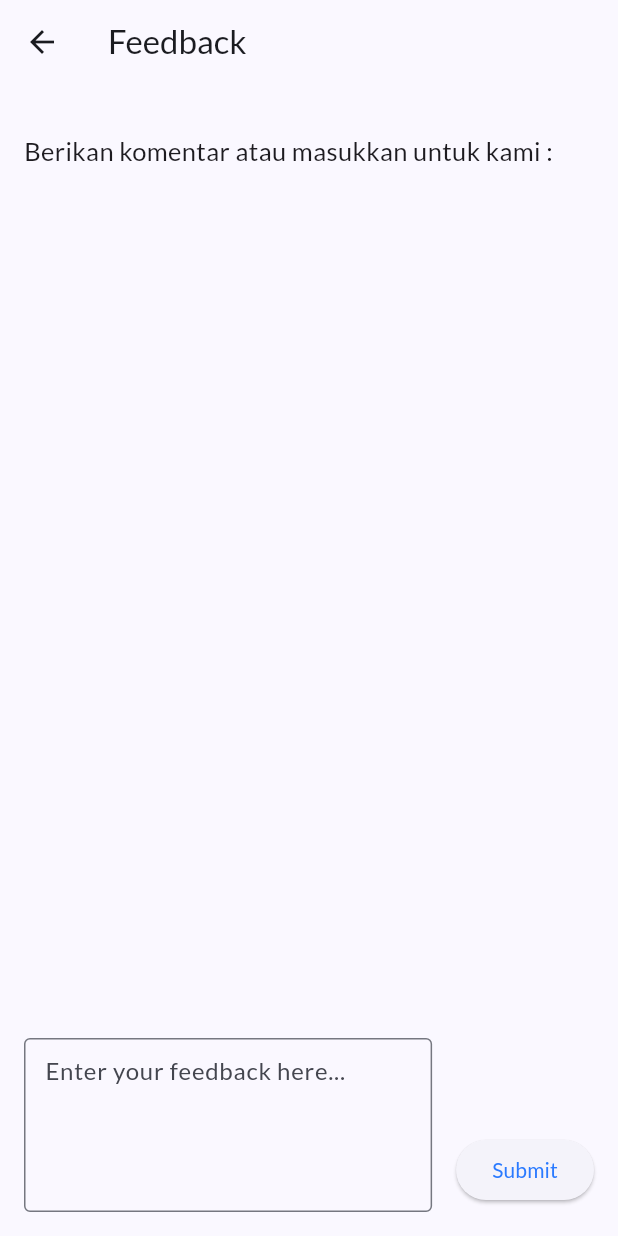
After one commit to GabrielAllba/UGD2_C_Kelompok6, a Flutter app: the FeedbackPage screen opened directly, after a tap on "Submit", on a phone screen of 412 x 824 dp. The commit adds this screen. Run offline on Flutter 3.47's test engine with Material 3 defaults, Android fonts, the phone set to English and light mode, and no system bars; our stand-ins replace barcode_widget, flutter_riverpod, flutter_slidable, fluttertoast, geocoding, geolocator and 10 more; missing offline and left inert: dart:ffi, input_history_text_field, mobile_scanner; accounts and stored records are empty.

Commit message:
selesai membuat feedback

```diff
--- a/lib/components/item_prof.dart
+++ b/lib/components/item_prof.dart
@@ -2,6 +2,7 @@ import 'package:flutter/material.dart';
 import 'package:ugd2_c_kelompok6/client/AuthClient.dart';
 import 'package:ugd2_c_kelompok6/entity/User.dart';
 import 'package:ugd2_c_kelompok6/screens/editProfile.dart';
+import 'package:ugd2_c_kelompok6/screens/feedback.dart';
 
 class ItemProfile extends StatefulWidget {
   const ItemProfile({super.key, required this.id});
@@ -76,21 +77,42 @@ class _ItemProfileState extends State<ItemProfile> {
                       Row(
                         mainAxisAlignment: MainAxisAlignment.center,
                         children: [
+                          Padding(
+                            padding: const EdgeInsets.only(
+                                right:
+                                    4.0), // Adjust the right padding as needed
+                            child: FloatingActionButton.extended(
+                              onPressed: () {
+                                Navigator.push(
+                                  context,
+                                  MaterialPageRoute(
+                                    builder: (context) => EditProfile(
+                                      id: widget.id,
+                                    ),
+                                  ),
+                                );
+                              },
+                              heroTag: 'Edit',
+                              elevation: 0,
+                              label: const Text("Edit"),
+                              icon: const Icon(Icons.edit_outlined),
+                            ),
+                          ),
                           FloatingActionButton.extended(
                             onPressed: () {
                               Navigator.push(
                                 context,
                                 MaterialPageRoute(
-                                  builder: (context) => EditProfile(
-                                    id: widget.id,
+                                  builder: (context) => FeedbackPage(
+                                    id: widget.id.toString(),
                                   ),
                                 ),
                               );
                             },
-                            heroTag: 'Edit',
+                            heroTag: 'Feedback',
                             elevation: 0,
-                            label: const Text("Edit"),
-                            icon: const Icon(Icons.edit_outlined),
+                            label: const Text("Feedback"),
+                            icon: const Icon(Icons.message),
                           ),
                         ],
                       ),
--- /dev/null
+++ b/lib/screens/feedback.dart
@@ -0,0 +1,105 @@
+import 'package:flutter/material.dart';
+
+class FeedbackPage extends StatefulWidget {
+  final String id;
+
+  FeedbackPage({required this.id});
+
+  @override
+  _FeedbackPageState createState() => _FeedbackPageState();
+}
+
+class _FeedbackPageState extends State<FeedbackPage> {
+  List<String> feedbackList = []; // Daftar komentar
+  TextEditingController feedbackController =
+      TextEditingController(); // Controller untuk TextFormField
+
+  @override
+  Widget build(BuildContext context) {
+    return Scaffold(
+      appBar: AppBar(
+        title: Text('Feedback'),
+      ),
+      body: Padding(
+        padding: const EdgeInsets.all(16.0),
+        child: Column(
+          crossAxisAlignment: CrossAxisAlignment.start,
+          children: [
+            SizedBox(height: 16),
+            Text(
+              'Berikan komentar atau masukkan untuk kami :',
+              style: TextStyle(fontSize: 17),
+            ),
+            SizedBox(height: 16),
+            Expanded(
+              child: Align(
+                alignment: Alignment.bottomCenter,
+                child: Column(
+                  children: [
+                    SizedBox(height: 16),
+                    Expanded(
+                      child: ListView.builder(
+                        itemCount: feedbackList.length,
+                        itemBuilder: (context, index) {
+                          return ListTile(
+                            title: Text(feedbackList[index]),
+                          );
+                        },
+                      ),
+                    ),
+                    Row(
+                      children: [
+                        Expanded(
+                          child: TextFormField(
+                            controller:
+                                feedbackController, // Assign controller to TextFormField
+                            maxLines: 4,
+                            style: TextStyle(
+                              fontSize: 16,
+                            ),
+                            decoration: InputDecoration(
+                              hintText: 'Enter your feedback here...',
+                              border: OutlineInputBorder(),
+                              contentPadding: EdgeInsets.symmetric(
+                                vertical: 10,
+                                horizontal: 10,
+                              ),
+                            ),
+                          ),
+                        ),
+                        SizedBox(width: 16),
+                        Align(
+                          alignment: Alignment.bottomCenter,
+                          child: Padding(
+                            padding: const EdgeInsets.only(
+                                top: 60), // Sesuaikan jarak di atas tombol
+                            child: ElevatedButton(
+                              onPressed: () {
+                                setState(() {
+                                  feedbackList.add(feedbackController.text);
+                                });
+
+                                feedbackController.clear();
+                              },
+                              child: Text('Submit'),
+                            ),
+                          ),
+                        ),
+                      ],
+                    ),
+                  ],
+                ),
+              ),
+            ),
+          ],
+        ),
+      ),
+    );
+  }
+}
+
+void main() {
+  runApp(MaterialApp(
+    home: FeedbackPage(id: ""),
+  ));
+}
```
Also changed, not shown: pubspec.lock.
